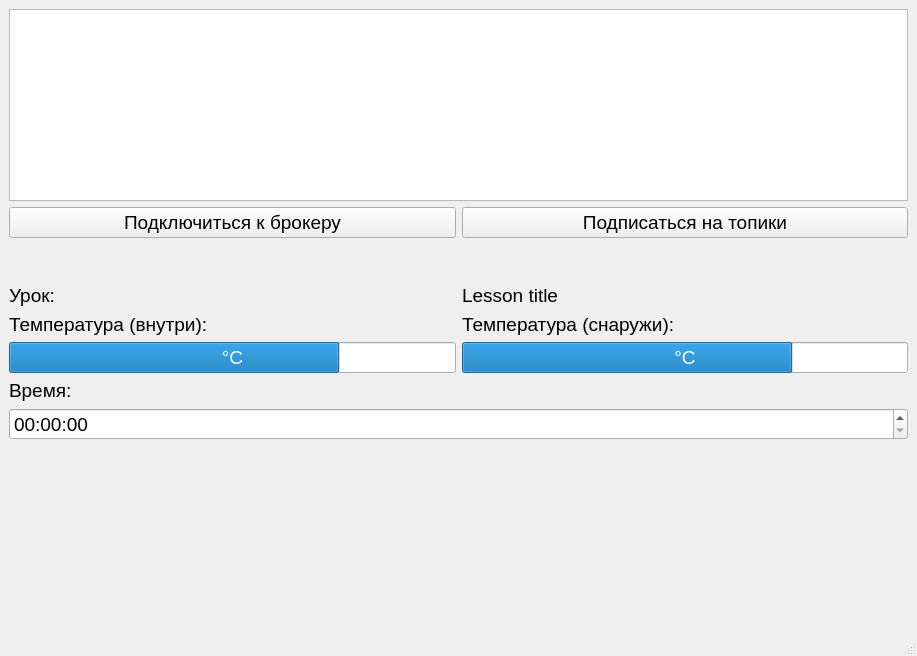
The window that src/mainwindow.ui (UInSomnia/IoT-MQTT) describes before a commit, drawn with Qt 5.
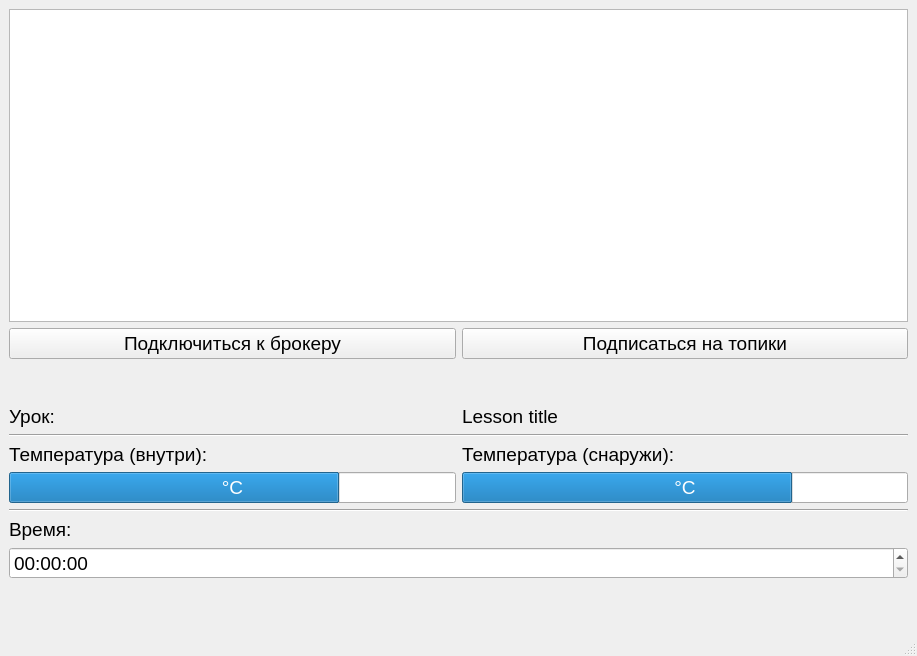
The same window after the commit.

What changed in the file:
```diff
--- a/src/mainwindow.ui
+++ b/src/mainwindow.ui
@@ -50,7 +50,7 @@
        <enum>Qt::Orientation::Vertical</enum>
       </property>
       <property name="sizeType">
-       <enum>QSizePolicy::Policy::Preferred</enum>
+       <enum>QSizePolicy::Policy::Maximum</enum>
       </property>
       <property name="sizeHint" stdset="0">
        <size>
@@ -78,6 +78,13 @@
       </item>
      </layout>
     </item>
+    <item>
+     <widget class="Line" name="line_2">
+      <property name="orientation">
+       <enum>Qt::Orientation::Horizontal</enum>
+      </property>
+     </widget>
+    </item>
     <item>
      <layout class="QHBoxLayout" name="horizontalLayout_2">
       <item>
@@ -135,6 +142,13 @@
       </item>
      </layout>
     </item>
+    <item>
+     <widget class="Line" name="line">
+      <property name="orientation">
+       <enum>Qt::Orientation::Horizontal</enum>
+      </property>
+     </widget>
+    </item>
     <item>
      <widget class="QLabel" name="label_3">
       <property name="text">
@@ -152,7 +166,7 @@
       </property>
       <property name="maximumDateTime">
        <datetime>
-        <hour>22</hour>
+        <hour>17</hour>
         <minute>59</minute>
         <second>56</second>
         <year>2000</year>
@@ -173,6 +187,9 @@
       <property name="orientation">
        <enum>Qt::Orientation::Vertical</enum>
       </property>
+      <property name="sizeType">
+       <enum>QSizePolicy::Policy::Maximum</enum>
+      </property>
       <property name="sizeHint" stdset="0">
        <size>
         <width>20</width>
```
